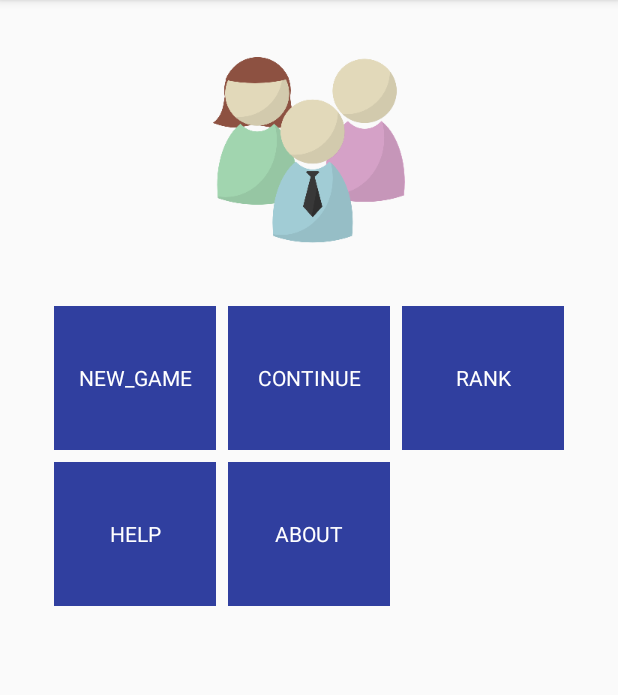
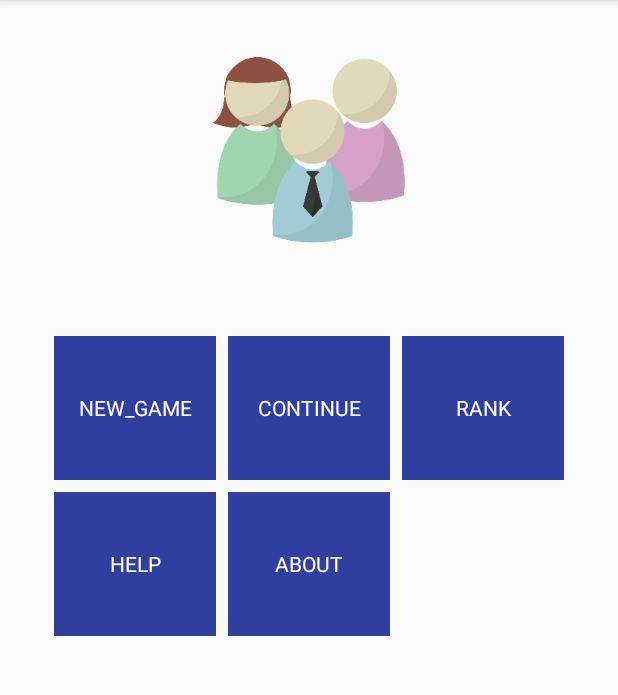
Before and after one commit to yidinghe/PlaycardHelper, an Android app: the screen it shows after launch (MainActivity), after a tap on "NEW_GAME", on a phone screen of 412 x 824 dp, the part 84-779 px from its top. Run offline under Robolectric (Android 15) with nearby library versions, the phone set to English and light mode, and no system bars; libraries missing offline, so code that uses them is left out: com.h6ah4i.android; 1 statement that could not run was skipped.

Commit message:
1. Main Layout change. 2. Fix click lambda part.

```diff
--- a/PlaycardHelper/app/src/main/kotlin/yidinghe/android/playcardhelper/ui/activities/MainActivity.kt
+++ b/PlaycardHelper/app/src/main/kotlin/yidinghe/android/playcardhelper/ui/activities/MainActivity.kt
@@ -6,6 +6,7 @@ import android.os.Bundle
 import android.support.v4.content.ContextCompat
 import android.support.v7.widget.GridLayoutManager
 import android.support.v7.widget.RecyclerView
+import android.util.Log
 import com.h6ah4i.android.widget.advrecyclerview.decoration.ItemShadowDecorator
 import org.jetbrains.anko.find
 import org.jetbrains.anko.toast
@@ -24,7 +25,10 @@ class MainActivity : AppCompatActivity() {
         val userActionRecyclerView: RecyclerView = find(R.id.user_action_recycler_view)
         userActionRecyclerView.layoutManager = GridLayoutManager(this, 3, GridLayoutManager.VERTICAL, false)
 
-        userActionRecyclerView.adapter = UserActionGridAdapter(initData()) { toast(it.name) }
+        userActionRecyclerView.adapter = UserActionGridAdapter(initData()) {
+            Log.d(javaClass.simpleName, "click trigger callback")
+            toast(it.name)
+        }
         userActionRecyclerView.addItemDecoration(ItemShadowDecorator(getDrawable(R.drawable.material_shadow_z1) as NinePatchDrawable))
 
     }
--- a/PlaycardHelper/app/src/main/kotlin/yidinghe/android/playcardhelper/ui/adapters/UserActionGridAdapter.kt
+++ b/PlaycardHelper/app/src/main/kotlin/yidinghe/android/playcardhelper/ui/adapters/UserActionGridAdapter.kt
@@ -1,6 +1,7 @@
 package yidinghe.android.playcardhelper.ui.adapters
 
 import android.support.v7.widget.RecyclerView
+import android.util.Log
 import android.view.LayoutInflater
 import android.view.View
 import android.view.ViewGroup
@@ -34,10 +35,14 @@ class ViewHolder(view: View, val itemClick: (UserAction) -> Unit) : RecyclerView
     fun bindUserAction(userAction: UserAction) {
 
         with(userAction) {
-            itemView.text_view.text = userAction.name
-            itemView.setOnClickListener { itemClick(this) }
+            itemView.text_view.text = this.name
+            itemView.text_view.setOnClickListener {
+                Log.d(javaClass.simpleName, "click trigger")
+                itemClick(this)
+            }
         }
 
     }
 
+
 }
--- a/PlaycardHelper/app/src/main/res/layout/activity_main.xml
+++ b/PlaycardHelper/app/src/main/res/layout/activity_main.xml
@@ -22,5 +22,6 @@
         android:layout_width="match_parent"
         android:layout_height="wrap_content"
         android:layout_alignParentStart="true"
-        android:layout_below="@+id/image" />
+        android:layout_below="@+id/image"
+        android:layout_marginTop="20dp" />
 </RelativeLayout>
```
